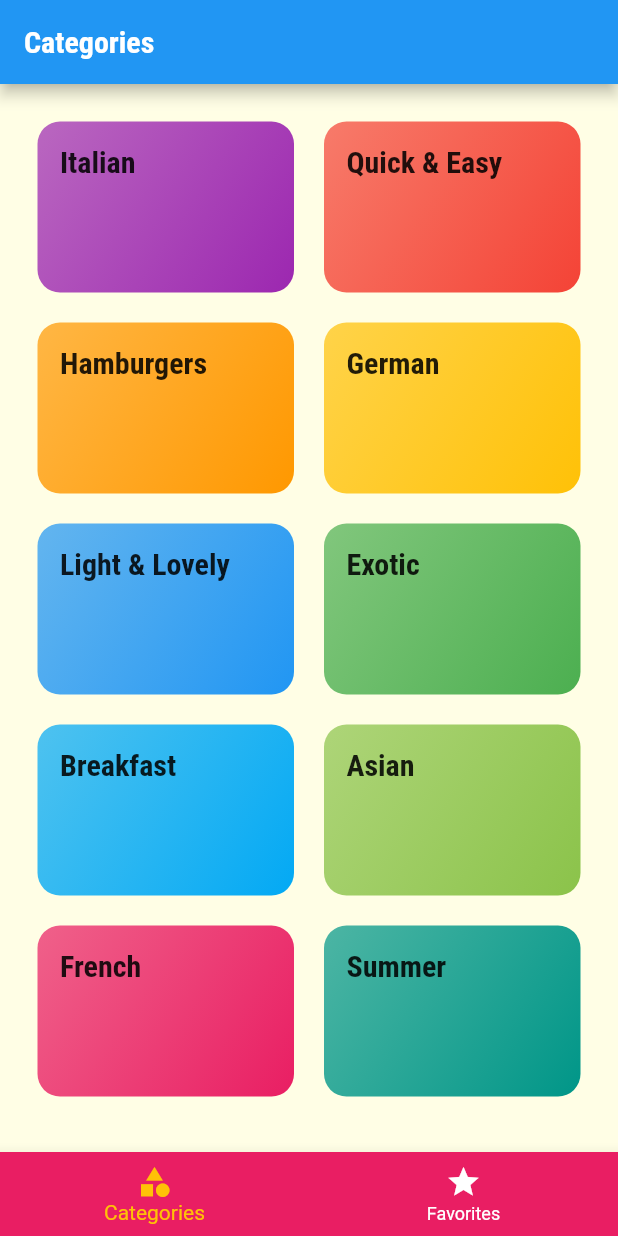
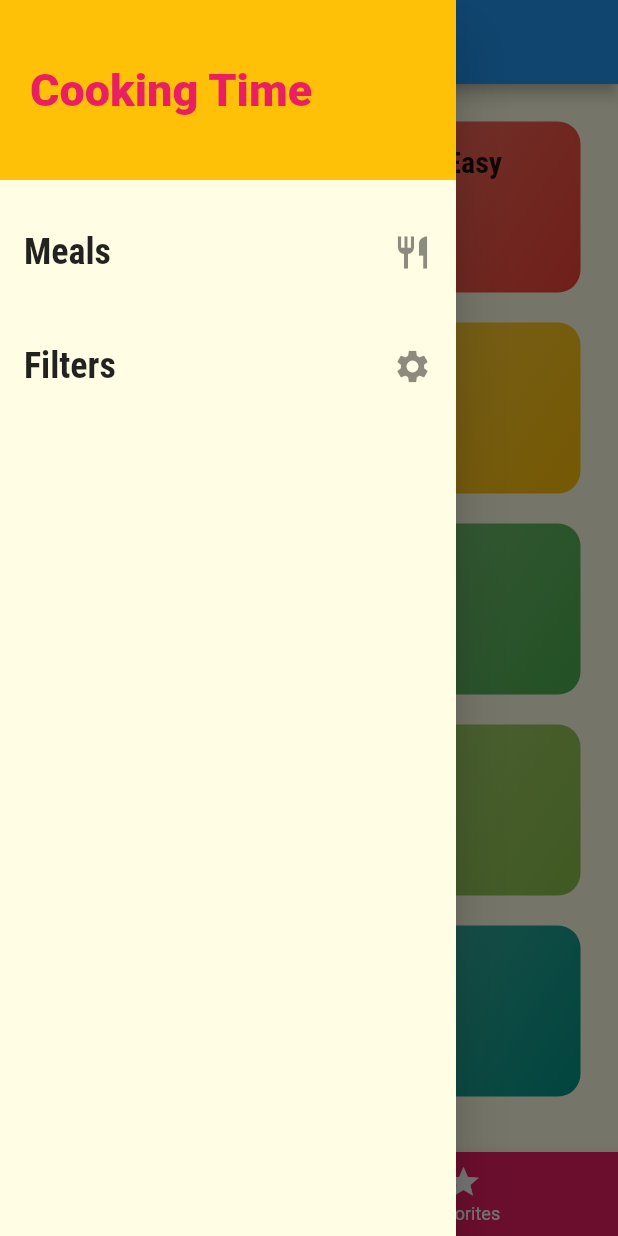
Before and after one commit to soulandbone/foods_app, a Flutter app: the screen it shows after launch, with the side drawer open (before the commit the screen has no drawer), on a phone screen of 412 x 824 dp. Run offline on Flutter 3.47's test engine with Material 2 defaults, Android fonts, the phone set to English and light mode, and no system bars.

Commit message:
Drawer included in the app

```diff
--- a/lib/main.dart
+++ b/lib/main.dart
@@ -3,7 +3,7 @@ import 'package:flutter/material.dart';
 import './screens/tabs_screen.dart';
 import './screens/category_meals_screen.dart';
 import './screens/meal_details_screen.dart';
-import './screens/categories_screen.dart';
+import 'screens/category_screen.dart';
 
 void main() {
   runApp(const MyApp());
@@ -15,6 +15,7 @@ class MyApp extends StatelessWidget {
   @override
   Widget build(BuildContext context) {
     return MaterialApp(
+        debugShowCheckedModeBanner: false,
         title: 'Deli Meals',
         theme: ThemeData(
           primaryColor: Colors.pink,
@@ -32,7 +33,7 @@ class MyApp extends StatelessWidget {
         ),
         // home: const TabsScreem(),
         routes: {
-          '/': (context) => TabsScreen(),
+          '/': (context) => const TabsScreen(),
           CategoryMealsScreen.routeName: (context) => CategoryMealsScreen(),
           MealDetailsScreen.routeName: (context) => MealDetailsScreen(),
         },
--- a/lib/screens/tabs_screen.dart
+++ b/lib/screens/tabs_screen.dart
@@ -1,6 +1,8 @@
 import 'package:flutter/material.dart';
 
-import './categories_screen.dart';
+import '../widgets/main_drawer.dart';
+
+import 'category_screen.dart';
 import './favorites_screen.dart';
 
 class TabsScreen extends StatefulWidget {
@@ -30,6 +32,7 @@ class _TabsScreenState extends State<TabsScreen> {
       appBar:
           AppBar(title: Text(_pages[_selectedPageIndex]['title'] as String)),
       body: _pages[_selectedPageIndex]['page'] as Widget,
+      drawer: MainDrawer(),
       bottomNavigationBar: BottomNavigationBar(
           backgroundColor: Theme.of(context).primaryColor,
           currentIndex: _selectedPageIndex,
--- /dev/null
+++ b/lib/widgets/main_drawer.dart
@@ -0,0 +1,54 @@
+import 'package:flutter/material.dart';
+
+class MainDrawer extends StatelessWidget {
+  const MainDrawer({super.key});
+
+  Widget buildListTile(String title, IconData icon) {
+    return ListTile(
+      trailing: Icon(
+        icon,
+        size: 26,
+      ),
+      title: Text(
+        title,
+        style: const TextStyle(
+            fontFamily: 'RobotoCondensed',
+            fontSize: 24,
+            fontWeight: FontWeight.bold),
+      ),
+      onTap: null,
+    );
+  }
+
+  @override
+  Widget build(BuildContext context) {
+    return Drawer(
+      child: Column(
+        children: [
+          Container(
+            width: double.infinity,
+            height: 120,
+            padding: EdgeInsets.all(20),
+            alignment: Alignment.centerLeft,
+            decoration: BoxDecoration(color: Theme.of(context).accentColor),
+            child: Text(
+              'Cooking Time',
+              style: TextStyle(
+                  fontWeight: FontWeight.w900,
+                  fontSize: 30,
+                  color: Theme.of(context).primaryColor),
+            ),
+          ),
+          SizedBox(
+            height: 20,
+          ),
+          buildListTile('Meals', Icons.restaurant),
+          SizedBox(
+            height: 20,
+          ),
+          buildListTile('Filters', Icons.settings)
+        ],
+      ),
+    );
+  }
+}
```
Also changed, not shown: lib/screens/category_screen.dart (renamed from lib/screens/categories_screen.dart).
